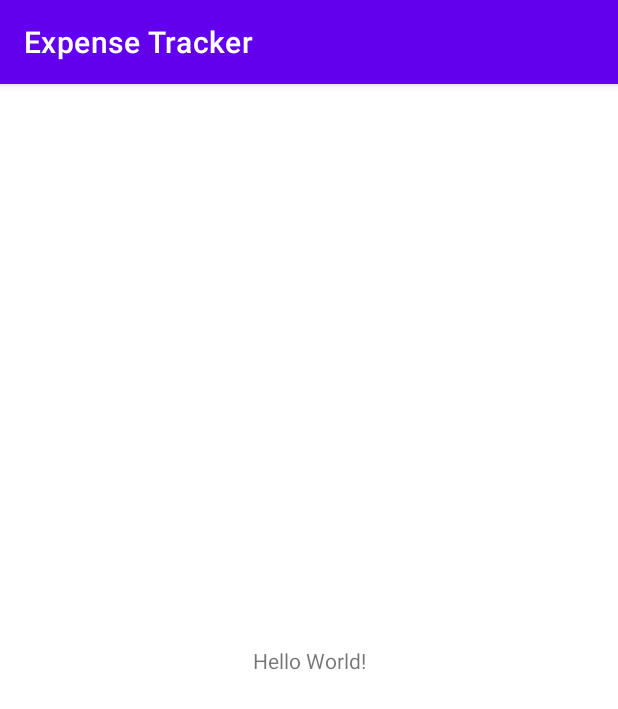
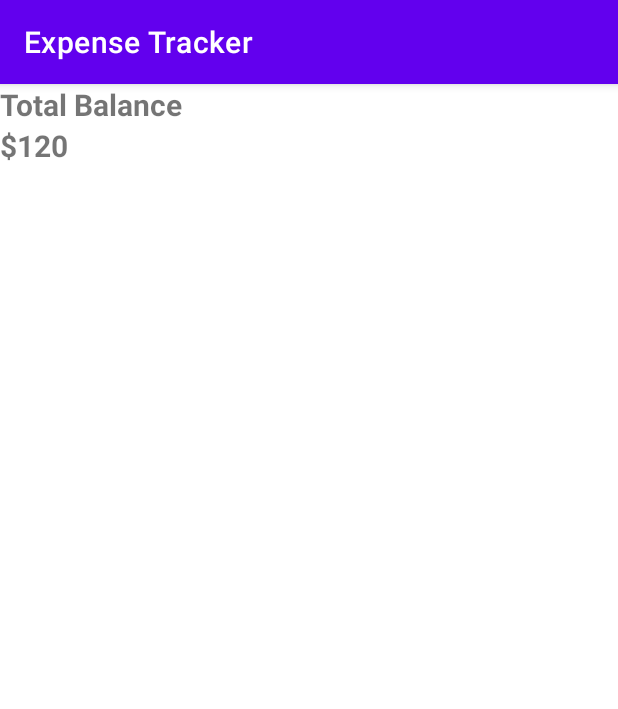
Before and after one commit to rahuldas-404/Expense-Tracker, an Android app: the screen it shows after launch (MainActivity), on a phone screen of 412 x 824 dp. Shown: the top 709 px of the screen. Run offline under Robolectric (Android 15) with nearby library versions, the phone set to English and light mode, and no system bars.

Commit message:
2nd commit

```diff
--- a/app/src/main/res/layout/activity_main.xml
+++ b/app/src/main/res/layout/activity_main.xml
@@ -1,18 +1,37 @@
 <?xml version="1.0" encoding="utf-8"?>
-<androidx.constraintlayout.widget.ConstraintLayout xmlns:android="http://schemas.android.com/apk/res/android"
+<RelativeLayout xmlns:android="http://schemas.android.com/apk/res/android"
     xmlns:app="http://schemas.android.com/apk/res-auto"
     xmlns:tools="http://schemas.android.com/tools"
     android:layout_width="match_parent"
     android:layout_height="match_parent"
     tools:context=".MainActivity">
 
-    <TextView
-        android:layout_width="wrap_content"
+    <LinearLayout
+        android:layout_width="match_parent"
         android:layout_height="wrap_content"
-        android:text="Hello World!"
-        app:layout_constraintBottom_toBottomOf="parent"
-        app:layout_constraintEnd_toEndOf="parent"
-        app:layout_constraintStart_toStartOf="parent"
-        app:layout_constraintTop_toTopOf="parent" />
+        android:orientation="vertical">
 
-</androidx.constraintlayout.widget.ConstraintLayout>
+        <TextView
+            android:layout_width="wrap_content"
+            android:layout_height="wrap_content"
+            android:text="@string/total_balance"
+            android:textSize="20sp"
+            android:textStyle="bold"
+            />
+        <TextView
+            android:id="@+id/balance"
+            android:layout_width="wrap_content"
+            android:layout_height="wrap_content"
+            android:text="@string/_120"
+            android:textSize="20sp"
+            android:textStyle="bold"
+            android:textAllCaps="true"
+            />
+    </LinearLayout>
+
+
+
+
+
+
+</RelativeLayout>
--- a/app/src/main/res/values/strings.xml
+++ b/app/src/main/res/values/strings.xml
@@ -1,3 +1,5 @@
 <resources>
     <string name="app_name">Expense Tracker</string>
+    <string name="_120">$120</string>
+    <string name="total_balance">Total Balance</string>
 </resources>
```
